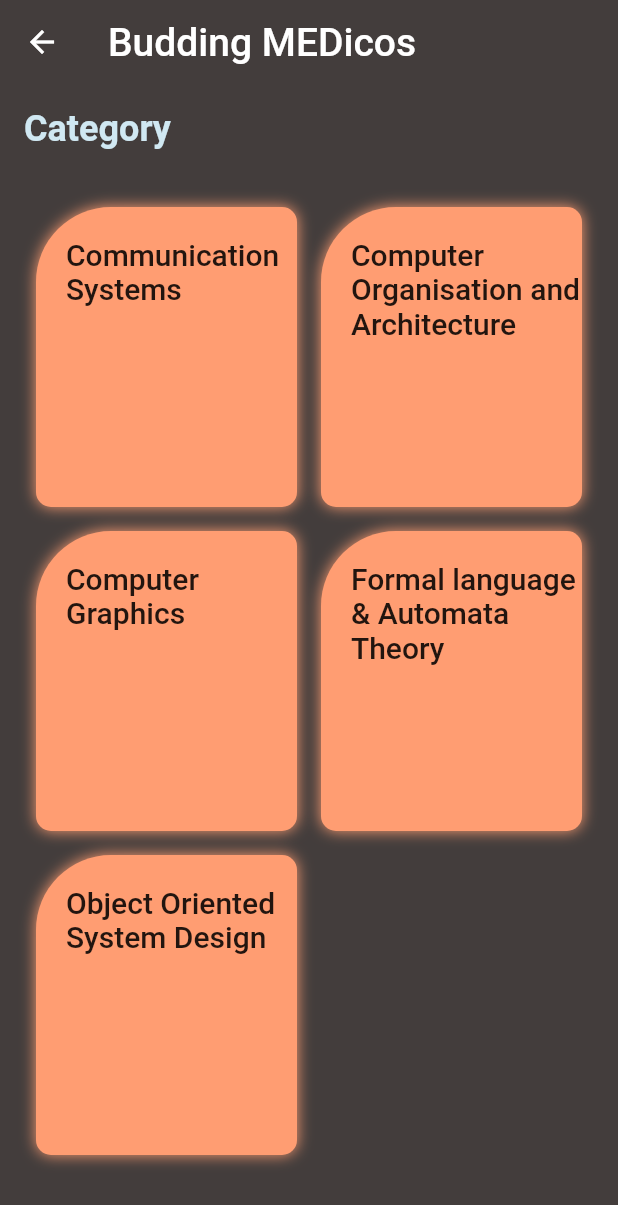
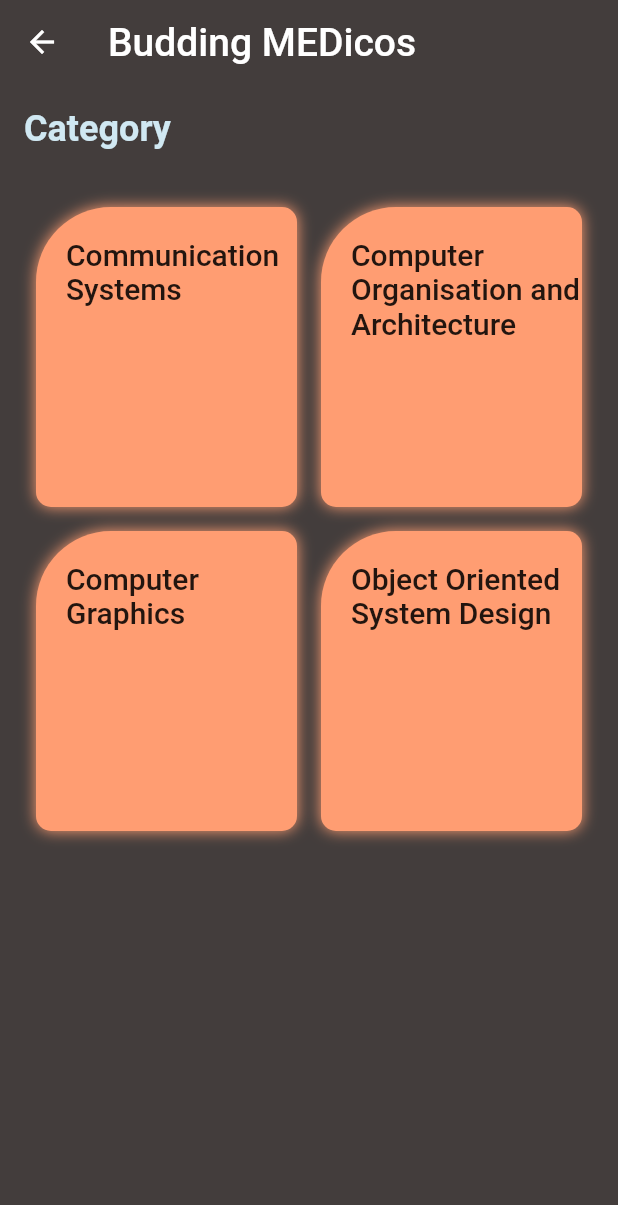
Before and after one commit to Pranab1109/IIEST_IT_eNotes, a Flutter app: the screen it shows after launch, after a tap on "Sem 4", on a phone screen of 412 x 824 dp. Shown: the top 1205 px of the screen. Run offline on Flutter 3.47's test engine with Material 2 defaults, Android fonts, the phone set to English and light mode, and no system bars; our stand-ins replace file_picker, firebase_core, firebase_database, firebase_storage; missing offline and left inert: flutter_plugin_pdf_viewer; accounts and stored records are empty.

Commit message:
Updated Categoories under Sem 4

```diff
--- a/lib/Screens/categoryPage.dart
+++ b/lib/Screens/categoryPage.dart
@@ -26,7 +26,6 @@ class _CategoryPageState extends State<CategoryPage> {
       "Communication Systems",
       "Computer Organisation and Architecture",
       "Computer Graphics",
-      "Formal language & Automata Theory",
       "Object Oriented System Design"
     ]),
     // Category(
```
Also changed, not shown: 1 other file.
